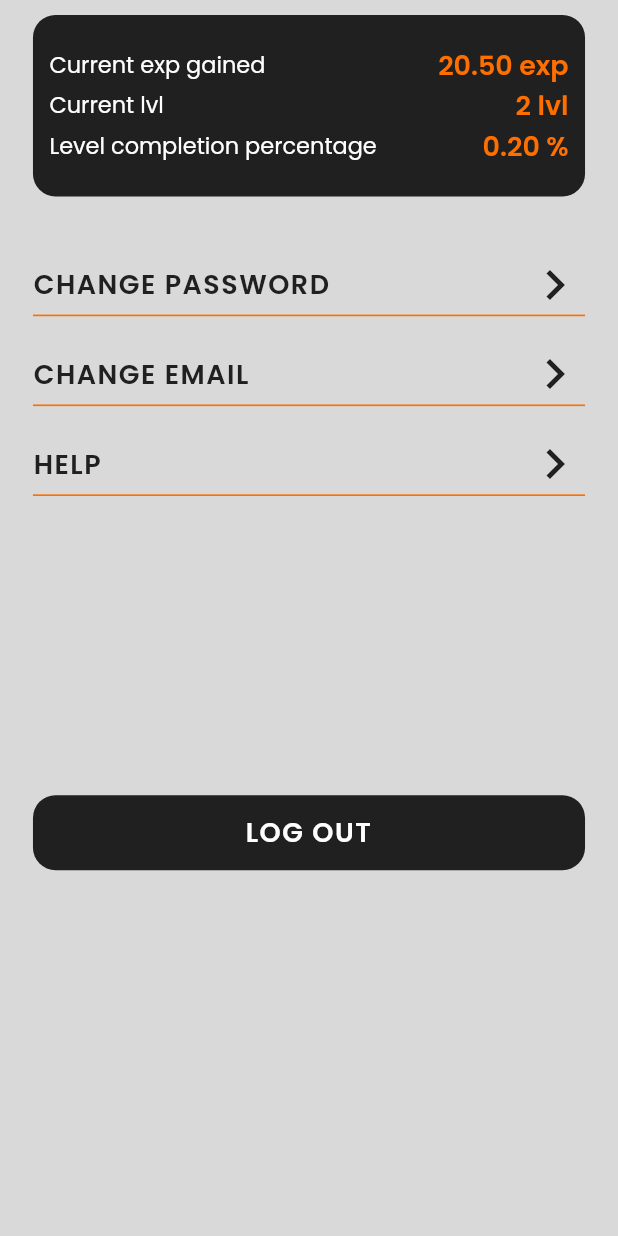
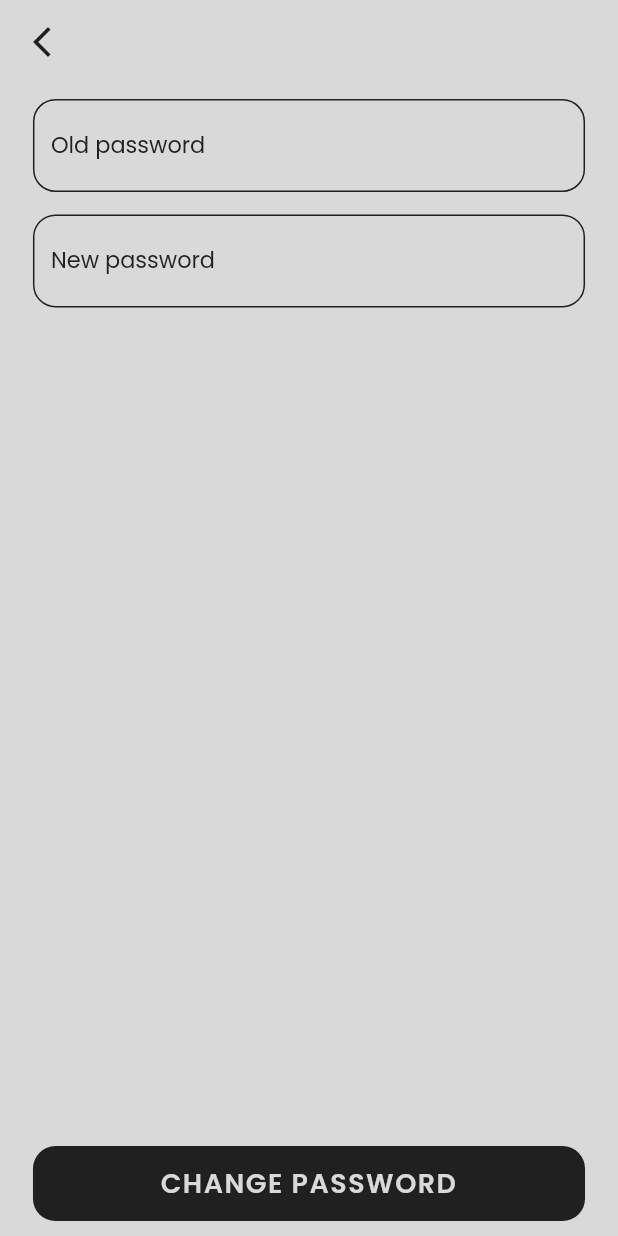
Before and after one commit to Ilejk/game_it_out_v2, a Flutter app: the ProfilePage screen opened directly, after a tap on "CHANGE PASSWORD", on a phone screen of 412 x 824 dp. Run offline on Flutter 3.47's test engine with Material 2 defaults, Android fonts, the phone set to English and light mode, and no system bars; our stand-ins replace bloc, cloud_firestore, equatable, firebase_auth, firebase_core, flutter_animate and 10 more; accounts and stored records are empty; generated files the repository leaves out were written again.

Commit message:
01.08.2023-16:02-change_password_page

```diff
--- a/lib/common/exports/exports.dart
+++ b/lib/common/exports/exports.dart
@@ -50,6 +50,12 @@ export 'package:game_it_out_v2/features/auth/widgets/continue_with_button.dart';
 export 'package:game_it_out_v2/features/auth/widgets/login_or_register_button.dart';
 export 'package:game_it_out_v2/features/auth/widgets/login_spacer.dart';
 export 'package:game_it_out_v2/features/auth/pages/register_page.dart';
-export 'package:game_it_out_v2/features/profile/widgets/logout_button.dart';
 export 'package:game_it_out_v2/features/profile/widgets/profile_button_underlined_button.dart';
 export 'package:game_it_out_v2/features/profile/widgets/profile_progress_info_box.dart';
+export 'package:game_it_out_v2/features/auth/pages/auth_page.dart';
+export 'package:game_it_out_v2/features/profile/pages/change_email_page.dart';
+export 'package:game_it_out_v2/features/profile/pages/change_password_page.dart';
+export 'package:game_it_out_v2/features/profile/pages/help_page.dart';
+export 'package:game_it_out_v2/features/auth/repository/change_password_repository.dart';
+export 'package:game_it_out_v2/features/profile/widgets/change_password_button.dart';
+export 'package:game_it_out_v2/features/profile/widgets/profile_line_spacer.dart';
--- a/lib/common/router/router.dart
+++ b/lib/common/router/router.dart
@@ -1,5 +1,4 @@
 import 'package:game_it_out_v2/common/exports/exports.dart';
-import 'package:game_it_out_v2/features/auth/pages/auth_page.dart';
 
 class Routes {
   static const String onBoardingRoute = '/';
@@ -11,6 +10,9 @@ class Routes {
   static const String updateTaskRoute = '/updateTaskRoute';
   static const String mainRoute = '/mainRoute';
   static const String authRoute = '/authRoute';
+  static const String helpRoute = '/helpRoute';
+  static const String changePasswordRoute = '/changePasswordRoute';
+  static const String changeEmailRoute = '/changeEmailRoute';
 }
 
 class RouteGenerator {
@@ -35,6 +37,12 @@ class RouteGenerator {
             builder: (_) => const CreateNewCharacterPage());
       case Routes.authRoute:
         return MaterialPageRoute(builder: (_) => const AuthPage());
+      case Routes.helpRoute:
+        return MaterialPageRoute(builder: (_) => const HelpPage());
+      case Routes.changeEmailRoute:
+        return MaterialPageRoute(builder: (_) => const ChangeEmailPage());
+      case Routes.changePasswordRoute:
+        return MaterialPageRoute(builder: (_) => const ChangePasswordPage());
 
       default:
         return undefinedRoute();
--- a/lib/common/utils/manager/color_manager.dart
+++ b/lib/common/utils/manager/color_manager.dart
@@ -17,6 +17,7 @@ class AppColors {
   static const Color primaryDarkOrange = Color.fromARGB(255, 255, 111, 0);
   static const Color secondaryOrange = Color.fromARGB(255, 238, 148, 21);
   static const Color veryDarkOrange = Color.fromARGB(255, 216, 89, 5);
+  static Color accentDarkGrey = HexColor.fromHex('#444444');
   static Color lightPurple = HexColor.fromHex('#7D97F4');
   static Color darkPurple = HexColor.fromHex('#110E72');
   static List<Color> orangeColorGradient = [
--- a/lib/common/utils/manager/string_manager.dart
+++ b/lib/common/utils/manager/string_manager.dart
@@ -29,6 +29,8 @@ class AppString {
   static const String profileBT2 = 'CHANGE EMAIL';
   static const String profileBT3 = 'HELP';
   static const String profileBT4 = 'LOG OUT';
+  static const String oldPw = 'Old password';
+  static const String newPW = 'New password';
 }
 
 class ErrorCodeString {
--- a/lib/features/home/pages/home_page.dart
+++ b/lib/features/home/pages/home_page.dart
@@ -23,6 +23,12 @@ class _HomePageState extends State<HomePage>
     _animationController!.status == AnimationStatus.completed
         ? _animationController!.stop()
         : _animationController!.forward();
+  }
+
+  @override
+  void dispose() {
+    _animationController!.dispose();
+    super.dispose();
   }
 
   @override
--- /dev/null
+++ b/lib/features/profile/pages/change_email_page.dart
@@ -0,0 +1,17 @@
+import 'package:flutter/material.dart';
+
+class ChangeEmailPage extends StatefulWidget {
+  const ChangeEmailPage({super.key});
+
+  @override
+  State<ChangeEmailPage> createState() => _ChangeEmailPageState();
+}
+
+class _ChangeEmailPageState extends State<ChangeEmailPage> {
+  @override
+  Widget build(BuildContext context) {
+    return Scaffold(
+      appBar: AppBar(),
+    );
+  }
+}
--- /dev/null
+++ b/lib/features/profile/pages/change_password_page.dart
@@ -0,0 +1,107 @@
+import 'package:game_it_out_v2/common/exports/exports.dart';
+
+class ChangePasswordPage extends StatefulWidget {
+  const ChangePasswordPage({super.key});
+
+  @override
+  State<ChangePasswordPage> createState() => _ChangePasswordPageState();
+}
+
+class _ChangePasswordPageState extends State<ChangePasswordPage> {
+  @override
+  Widget build(BuildContext context) {
+    return BlocBuilder<ChangePasswordBloc, ChangePasswordState>(
+      builder: (context, state) {
+        return Scaffold(
+          backgroundColor: AppColors.primaryLightGray,
+          appBar: AppBar(
+            backgroundColor: AppColors.primaryLightGray,
+            elevation: AppConsts.zero,
+            leading: InkWell(
+              onTap: () => GBM.pop(context: context),
+              child: Icon(
+                Icons.arrow_back_ios_new,
+                color: AppColors.primaryDarkGrey,
+              ),
+            ),
+          ),
+          body: SafeArea(
+            child: Padding(
+              padding: EdgeInsets.symmetric(
+                horizontal: AppPadding.p20.w,
+                vertical: AppPadding.p10.h,
+              ),
+              child: SizedBox(
+                width: AppValues.deviceWidth,
+                child: Column(
+                  mainAxisAlignment: MainAxisAlignment.spaceBetween,
+                  crossAxisAlignment: CrossAxisAlignment.center,
+                  children: [
+                    Column(
+                      crossAxisAlignment: CrossAxisAlignment.center,
+                      children: [
+                        CustomTextField(
+                          onChaned: (value) {
+                            context
+                                .read<ChangePasswordBloc>()
+                                .add(ChangePasswordOldPasswordEvent(value));
+                          },
+                          bgColor: AppColors.primaryLightGray,
+                          hintText: AppString.oldPw,
+                          hintStyle: appTextStyle(
+                            fontSize: AppFontSizes.fs15,
+                            color: AppColors.primaryDarkGrey,
+                            fontWeight: FontWeight.normal,
+                          ),
+                          textFieldStyle: appTextStyle(
+                            fontSize: AppFontSizes.fs15,
+                            color: AppColors.primaryDarkGrey,
+                            fontWeight: FontWeight.normal,
+                          ),
+                          obscureText: true,
+                          enabledBorderColor: AppColors.primaryDarkGrey,
+                        ),
+                        HeightSpacer(he: AppSizes.s15.h),
+                        CustomTextField(
+                          onChaned: (value) {
+                            context
+                                .read<ChangePasswordBloc>()
+                                .add(ChangePasswordNewPasswordEvent(value));
+                          },
+                          bgColor: AppColors.primaryLightGray,
+                          hintText: AppString.newPW,
+                          hintStyle: appTextStyle(
+                            fontSize: AppFontSizes.fs15,
+                            color: AppColors.primaryDarkGrey,
+                            fontWeight: FontWeight.normal,
+                          ),
+                          textFieldStyle: appTextStyle(
+                            fontSize: AppFontSizes.fs15,
+                            color: AppColors.primaryDarkGrey,
+                            fontWeight: FontWeight.normal,
+                          ),
+                          obscureText: true,
+                          enabledBorderColor: AppColors.primaryDarkGrey,
+                        ),
+                      ],
+                    ),
+                    ChangePWButton(
+                      onTap: () {
+                        ChangePasswordRepository(context: context)
+                            .handleChanePassword(
+                          () {
+                            GBM.pop(context: context);
+                          },
+                        );
+                      },
+                    ),
+                  ],
+                ),
+              ),
+            ),
+          ),
+        );
+      },
+    );
+  }
+}
--- /dev/null
+++ b/lib/features/profile/pages/help_page.dart
@@ -0,0 +1,17 @@
+import 'package:flutter/material.dart';
+
+class HelpPage extends StatefulWidget {
+  const HelpPage({super.key});
+
+  @override
+  State<HelpPage> createState() => _HelpPageState();
+}
+
+class _HelpPageState extends State<HelpPage> {
+  @override
+  Widget build(BuildContext context) {
+    return Scaffold(
+      appBar: AppBar(),
+    );
+  }
+}
--- a/lib/features/profile/pages/profile_page.dart
+++ b/lib/features/profile/pages/profile_page.dart
@@ -11,7 +11,12 @@ class _ProfilePageState extends State<ProfilePage> {
   @override
   Widget build(BuildContext context) {
     return Scaffold(
-      backgroundColor: AppColors.primaryLightGray,
+      backgroundColor: AppColors.primaryDarkGrey,
+      appBar: AppBar(
+        backgroundColor: AppColors.primaryDarkGrey,
+        elevation: AppConsts.zero,
+        automaticallyImplyLeading: false,
+      ),
       body: SafeArea(
         child: Padding(
           padding: EdgeInsets.symmetric(
@@ -21,33 +26,34 @@ class _ProfilePageState extends State<ProfilePage> {
           child: Column(
             children: [
               const ProfileProgressInformationBox(),
-              HeightSpacer(he: AppSizes.s20.h),
-              ProfileButtonUnderlined(
+              const ProfileLineSpacer(),
+              ProfilePageButton(
                 iconData: Icons.keyboard_arrow_right_sharp,
-                onTap: () {
-                  //TODO
-                },
+                onTap: () => GBM.pushNamed(
+                    context: context, routeName: Routes.changePasswordRoute),
                 title: AppString.profileBT1,
               ),
-              ProfileButtonUnderlined(
+              ProfilePageButton(
                 iconData: Icons.keyboard_arrow_right_sharp,
-                onTap: () {
-                  //TODO
-                },
+                onTap: () => GBM.pushNamed(
+                    context: context, routeName: Routes.changeEmailRoute),
                 title: AppString.profileBT2,
               ),
-              ProfileButtonUnderlined(
+              ProfilePageButton(
                 iconData: Icons.keyboard_arrow_right_sharp,
-                onTap: () {
-                  //TODO
-                },
+                onTap: () => GBM.pushNamed(
+                    context: context, routeName: Routes.helpRoute),
                 title: AppString.profileBT3,
               ),
-              HeightSpacer(he: AppSizes.s200.h),
-              LogoutButton(
+              const ProfileLineSpacer(),
+              ProfilePageButton(
+                iconData: IconlyLight.logout,
                 onTap: () {
-                  //TODO
+                  GBM.storageService.remove(AppConsts.STORAGE_USER_TOKEN_KEY);
+                  GBM.pushAndReplaceNamed(
+                      context: context, routeName: Routes.loginRoute);
                 },
+                title: AppString.profileBT4,
               ),
             ],
           ),
--- a/lib/features/profile/widgets/logout_button.dart
+++ b/lib/features/profile/widgets/change_password_button.dart
@@ -1,7 +1,7 @@
 import 'package:game_it_out_v2/common/exports/exports.dart';
 
-class LogoutButton extends StatelessWidget {
-  const LogoutButton({
+class ChangePWButton extends StatelessWidget {
+  const ChangePWButton({
     super.key,
     required this.onTap,
   });
@@ -19,12 +19,12 @@ class LogoutButton extends StatelessWidget {
         ),
         child: Center(
           child: ReusableTextWidget(
-            text: AppString.profileBT4,
+            text: AppString.profileBT1,
             textAlign: TextAlign.center,
             textStyle: appTextStyle(
               letterSpacing: AppSizes.s1,
               fontSize: AppFontSizes.fs18,
-              color: AppColors.white,
+              color: AppColors.primaryLightGray,
               fontWeight: FontWeight.w600,
             ),
           ),
--- a/lib/features/profile/widgets/profile_button_underlined_button.dart
+++ b/lib/features/profile/widgets/profile_button_underlined_button.dart
@@ -1,7 +1,7 @@
 import 'package:game_it_out_v2/common/exports/exports.dart';
 
-class ProfileButtonUnderlined extends StatelessWidget {
-  const ProfileButtonUnderlined({
+class ProfilePageButton extends StatelessWidget {
+  const ProfilePageButton({
     super.key,
     required this.onTap,
     required this.title,
@@ -20,16 +20,12 @@ class ProfileButtonUnderlined extends StatelessWidget {
           width: AppValues.deviceWidth,
           height: AppSizes.s50.h,
           decoration: BoxDecoration(
-            color: AppColors.primaryLightGray,
-            border: Border(
-              bottom: BorderSide(
-                color: AppColors.primaryDarkOrange,
-                width: AppSizes.s1.w,
-              ),
-            ),
+            color: AppColors.secondaryDarkGrey,
+            borderRadius: BorderRadius.circular(AppConsts.kRadius),
           ),
-          child: Align(
-            alignment: Alignment.bottomLeft,
+          child: Padding(
+            padding: EdgeInsets.symmetric(
+                horizontal: AppPadding.p8.w, vertical: AppPadding.p2.h),
             child: Row(
               mainAxisAlignment: MainAxisAlignment.spaceBetween,
               crossAxisAlignment: CrossAxisAlignment.center,
@@ -39,14 +35,14 @@ class ProfileButtonUnderlined extends StatelessWidget {
                   textStyle: appTextStyle(
                     letterSpacing: AppSizes.s1,
                     fontSize: AppFontSizes.fs18,
-                    color: AppColors.primaryDarkGrey,
-                    fontWeight: FontWeight.w600,
+                    color: AppColors.primaryLightGray,
+                    fontWeight: FontWeight.normal,
                   ),
                 ),
                 Icon(
                   iconData,
-                  color: AppColors.primaryDarkGrey,
-                  size: AppSizes.s40,
+                  color: AppColors.primaryLightGray,
+                  size: AppSizes.s35,
                 )
               ],
             ),
--- /dev/null
+++ b/lib/features/profile/widgets/profile_line_spacer.dart
@@ -0,0 +1,19 @@
+import 'package:game_it_out_v2/common/exports/exports.dart';
+
+class ProfileLineSpacer extends StatelessWidget {
+  const ProfileLineSpacer({
+    super.key,
+  });
+
+  @override
+  Widget build(BuildContext context) {
+    return Padding(
+      padding: EdgeInsets.symmetric(vertical: AppSizes.s20.h),
+      child: Container(
+        width: AppValues.deviceWidth,
+        height: AppSizes.s1.h,
+        color: AppColors.primaryDarkOrange,
+      ),
+    );
+  }
+}
```
